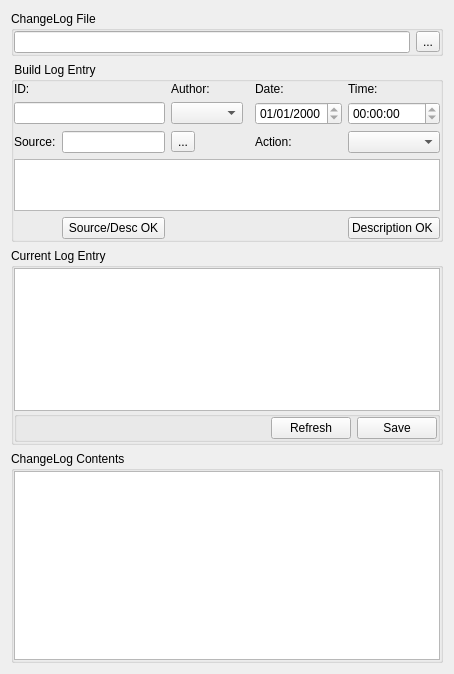
Qt form harbour/contrib/hbide/changelog.ui (harbour/core) before a commit.
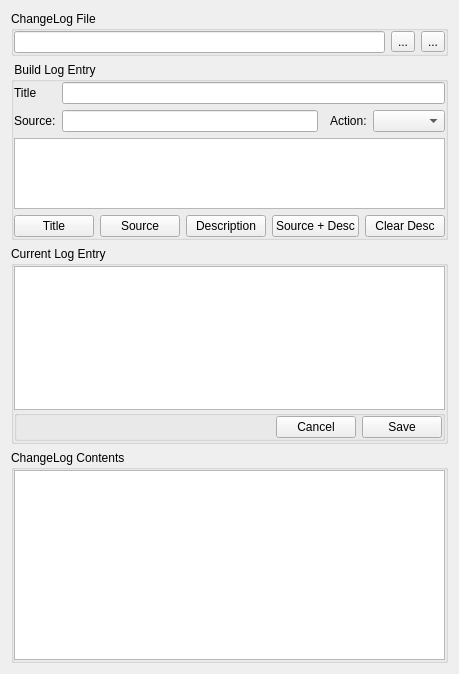
The same form after that commit. Custom widgets are drawn as their Qt base class.

```diff
--- a/harbour/contrib/hbide/changelog.ui
+++ b/harbour/contrib/hbide/changelog.ui
@@ -27,7 +27,14 @@
        <widget class="QLineEdit" name="editChangelog"/>
       </item>
       <item>
-       <widget class="QToolButton" name="buttonChangelog">
+       <widget class="QToolButton" name="buttonOpen">
+        <property name="text">
+         <string>...</string>
+        </property>
+       </widget>
+      </item>
+      <item>
+       <widget class="QToolButton" name="buttonNew">
         <property name="text">
          <string>...</string>
         </property>
@@ -51,106 +58,96 @@
       <property name="margin">
        <number>0</number>
       </property>
-      <item row="0" column="0" colspan="2">
-       <widget class="QLabel" name="label_3">
-        <property name="text">
-         <string>ID:</string>
-        </property>
-       </widget>
-      </item>
-      <item row="0" column="2">
-       <widget class="QLabel" name="label_2">
-        <property name="text">
-         <string>Author:</string>
-        </property>
-       </widget>
-      </item>
-      <item row="0" column="4">
-       <widget class="QLabel" name="label_4">
-        <property name="text">
-         <string>Date:</string>
-        </property>
-       </widget>
-      </item>
-      <item row="0" column="5">
-       <widget class="QLabel" name="label_5">
-        <property name="text">
-         <string>Time:</string>
-        </property>
-       </widget>
-      </item>
-      <item row="1" column="0" colspan="2">
-       <widget class="QLineEdit" name="editID">
+      <item row="1" column="1" colspan="4">
+       <widget class="QLineEdit" name="editTitle">
         <property name="readOnly">
-         <bool>true</bool>
+         <bool>false</bool>
         </property>
        </widget>
       </item>
-      <item row="1" column="2">
-       <widget class="QComboBox" name="comboAuthor"/>
-      </item>
-      <item row="1" column="4">
-       <widget class="QDateEdit" name="dateDate">
-        <property name="readOnly">
-         <bool>true</bool>
-        </property>
-        <property name="displayFormat">
-         <string>MM/dd/yyyy</string>
-        </property>
-       </widget>
-      </item>
-      <item row="1" column="5">
-       <widget class="QTimeEdit" name="timeTime">
-        <property name="readOnly">
-         <bool>true</bool>
-        </property>
-       </widget>
-      </item>
-      <item row="2" column="0">
+      <item row="3" column="0">
        <widget class="QLabel" name="label_6">
         <property name="text">
          <string>Source:</string>
         </property>
        </widget>
       </item>
-      <item row="2" column="1">
+      <item row="3" column="1">
        <widget class="QLineEdit" name="editSource"/>
       </item>
-      <item row="2" column="4">
+      <item row="3" column="3">
        <widget class="QLabel" name="label_7">
         <property name="text">
          <string>Action:</string>
         </property>
        </widget>
       </item>
-      <item row="2" column="5">
+      <item row="3" column="4">
        <widget class="QComboBox" name="comboAction"/>
       </item>
-      <item row="3" column="0" colspan="6">
+      <item row="4" column="0" colspan="5">
        <widget class="QPlainTextEdit" name="plainCurrentLog">
         <property name="lineWrapMode">
          <enum>QPlainTextEdit::NoWrap</enum>
         </property>
        </widget>
       </item>
-      <item row="2" column="2">
-       <widget class="QToolButton" name="buttonAddSrc">
-        <property name="text">
-         <string>...</string>
-        </property>
-       </widget>
+      <item row="5" column="0" colspan="5">
+       <layout class="QHBoxLayout" name="horizontalLayout_3">
+        <item>
+         <widget class="QPushButton" name="buttonTitle">
+          <property name="text">
+           <string>Title</string>
+          </property>
+         </widget>
+        </item>
+        <item>
+         <widget class="QPushButton" name="buttonSource">
+          <property name="text">
+           <string>Source</string>
+          </property>
+         </widget>
+        </item>
+        <item>
+         <widget class="QPushButton" name="buttonDesc">
+          <property name="text">
+           <string>Description</string>
+          </property>
+         </widget>
+        </item>
+        <item>
+         <widget class="QPushButton" name="buttonSrcDesc">
+          <property name="text">
+           <string>Source + Desc</string>
+          </property>
+         </widget>
+        </item>
+        <item>
+         <spacer name="horizontalSpacer_2">
+          <property name="orientation">
+           <enum>Qt::Horizontal</enum>
+          </property>
+          <property name="sizeHint" stdset="0">
+           <size>
+            <width>40</width>
+            <height>20</height>
+           </size>
+          </property>
+         </spacer>
+        </item>
+        <item>
+         <widget class="QPushButton" name="buttonClearDesc">
+          <property name="text">
+           <string>Clear Desc</string>
+          </property>
+         </widget>
+        </item>
+       </layout>
       </item>
-      <item row="4" column="5">
-       <widget class="QPushButton" name="buttonDone">
+      <item row="1" column="0">
+       <widget class="QLabel" name="label_3">
         <property name="text">
-         <string>Description OK </string>
-        </property>
-       </widget>
-      </item>
-      <item row="4" column="1">
-       <widget class="QPushButton" name="buttonSrcDescOK">
-        <property name="text">
-         <string>Source/Desc OK</string>
+         <string>Title</string>
         </property>
        </widget>
       </item>
@@ -180,6 +177,9 @@
         <property name="lineWrapMode">
          <enum>QPlainTextEdit::NoWrap</enum>
         </property>
+        <property name="readOnly">
+         <bool>true</bool>
+        </property>
        </widget>
       </item>
       <item>
@@ -207,7 +207,7 @@
          <item>
           <widget class="QPushButton" name="buttonRefresh">
            <property name="text">
-            <string>Refresh</string>
+            <string>Cancel</string>
            </property>
           </widget>
          </item>
@@ -238,6 +238,9 @@
         <property name="lineWrapMode">
          <enum>QPlainTextEdit::NoWrap</enum>
         </property>
+        <property name="readOnly">
+         <bool>true</bool>
+        </property>
        </widget>
       </item>
      </layout>
@@ -245,6 +248,13 @@
    </item>
   </layout>
  </widget>
+ <customwidgets>
+  <customwidget>
+   <class>HBQPlainTextEdit</class>
+   <extends>QPlainTextEdit</extends>
+   <header>hbqplaintextedit.h</header>
+  </customwidget>
+ </customwidgets>
  <resources/>
  <connections/>
 </ui>
```
Left out of the diff: 4 changed lines with no effect on the pictures.
